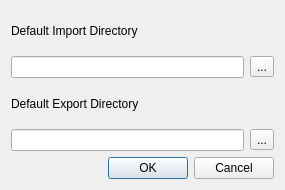
This is qfieldsync/ui/preferences_dialog.ui in opengisch/qfieldsync as Qt 5 draws it before an edit. The edited form follows.
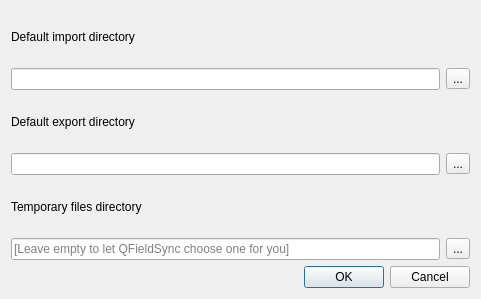
This is the edited form.

Commit message: Make temp directory configurable

The edit to the form file:
```diff
--- a/qfieldsync/ui/preferences_dialog.ui
+++ b/qfieldsync/ui/preferences_dialog.ui
@@ -6,8 +6,8 @@
    <rect>
     <x>0</x>
     <y>0</y>
-    <width>285</width>
-    <height>190</height>
+    <width>481</width>
+    <height>299</height>
    </rect>
   </property>
   <property name="windowTitle">
@@ -17,7 +17,7 @@
    <item>
     <widget class="QLabel" name="label_3">
      <property name="text">
-      <string>Default Import Directory</string>
+      <string>Default import directory</string>
      </property>
     </widget>
    </item>
@@ -38,7 +38,7 @@
    <item>
     <widget class="QLabel" name="label">
      <property name="text">
-      <string>Default Export Directory</string>
+      <string>Default export directory</string>
      </property>
     </widget>
    </item>
@@ -56,6 +56,31 @@
      </item>
     </layout>
    </item>
+   <item>
+    <widget class="QLabel" name="label_2">
+     <property name="text">
+      <string>Temporary files directory</string>
+     </property>
+    </widget>
+   </item>
+   <item>
+    <layout class="QHBoxLayout" name="horizontalLayout_3">
+     <item>
+      <widget class="QLineEdit" name="temporary_files_directory">
+       <property name="placeholderText">
+        <string>[Leave empty to let QFieldSync choose one for you]</string>
+       </property>
+      </widget>
+     </item>
+     <item>
+      <widget class="QToolButton" name="temporary_files_directory_button">
+       <property name="text">
+        <string>...</string>
+       </property>
+      </widget>
+     </item>
+    </layout>
+   </item>
    <item>
     <widget class="QDialogButtonBox" name="button_box">
      <property name="orientation">
```
The commit also changes 6 other files.
